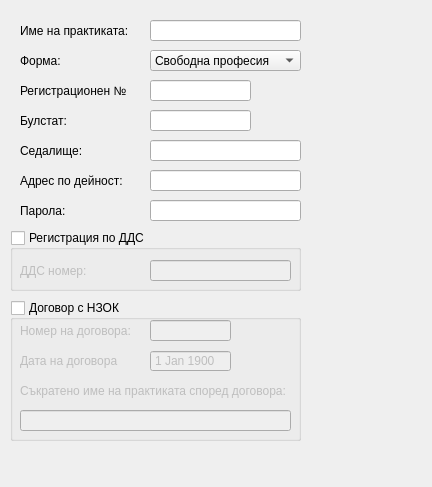
Old version of the form src/View/SettingsDialog/PracticeSettings/PracticeSettings.ui in the repository thefinalcutbg/DinoDent.
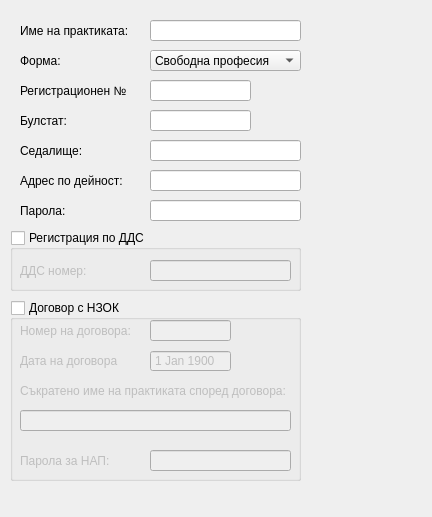
New version of the form. Custom widgets are drawn as their Qt base class.

The edit to the form file:
```diff
--- a/src/View/SettingsDialog/PracticeSettings/PracticeSettings.ui
+++ b/src/View/SettingsDialog/PracticeSettings/PracticeSettings.ui
@@ -7,7 +7,7 @@
     <x>0</x>
     <y>0</y>
     <width>432</width>
-    <height>487</height>
+    <height>517</height>
    </rect>
   </property>
   <property name="windowTitle">
@@ -189,7 +189,7 @@
      <x>10</x>
      <y>300</y>
      <width>291</width>
-     <height>141</height>
+     <height>181</height>
     </rect>
    </property>
    <property name="title">
@@ -306,6 +306,29 @@
      <number>100</number>
     </property>
    </widget>
+   <widget class="QLabel" name="label_7">
+    <property name="geometry">
+     <rect>
+      <x>10</x>
+      <y>150</y>
+      <width>101</width>
+      <height>21</height>
+     </rect>
+    </property>
+    <property name="text">
+     <string>Парола за НАП:</string>
+    </property>
+   </widget>
+   <widget class="LineEdit" name="nraPass">
+    <property name="geometry">
+     <rect>
+      <x>140</x>
+      <y>150</y>
+      <width>141</width>
+      <height>21</height>
+     </rect>
+    </property>
+   </widget>
   </widget>
   <widget class="QGroupBox" name="vatGroup">
    <property name="geometry">
@@ -366,7 +389,7 @@
    <property name="geometry">
     <rect>
      <x>10</x>
-     <y>450</y>
+     <y>490</y>
      <width>391</width>
      <height>21</height>
     </rect>
```
